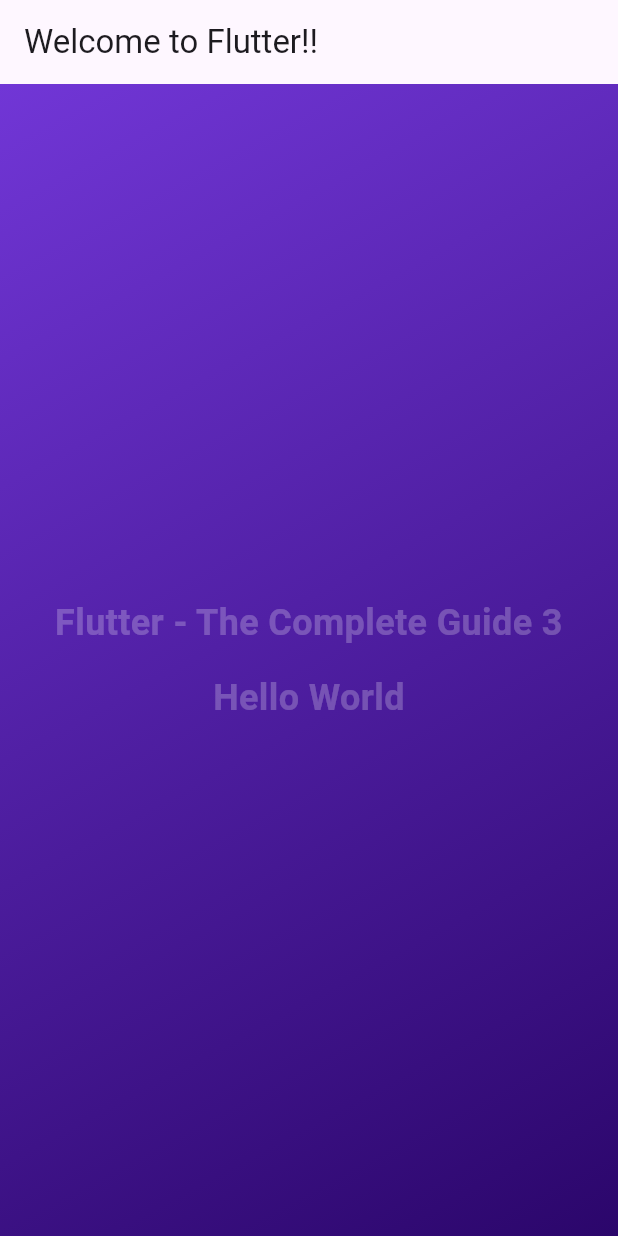
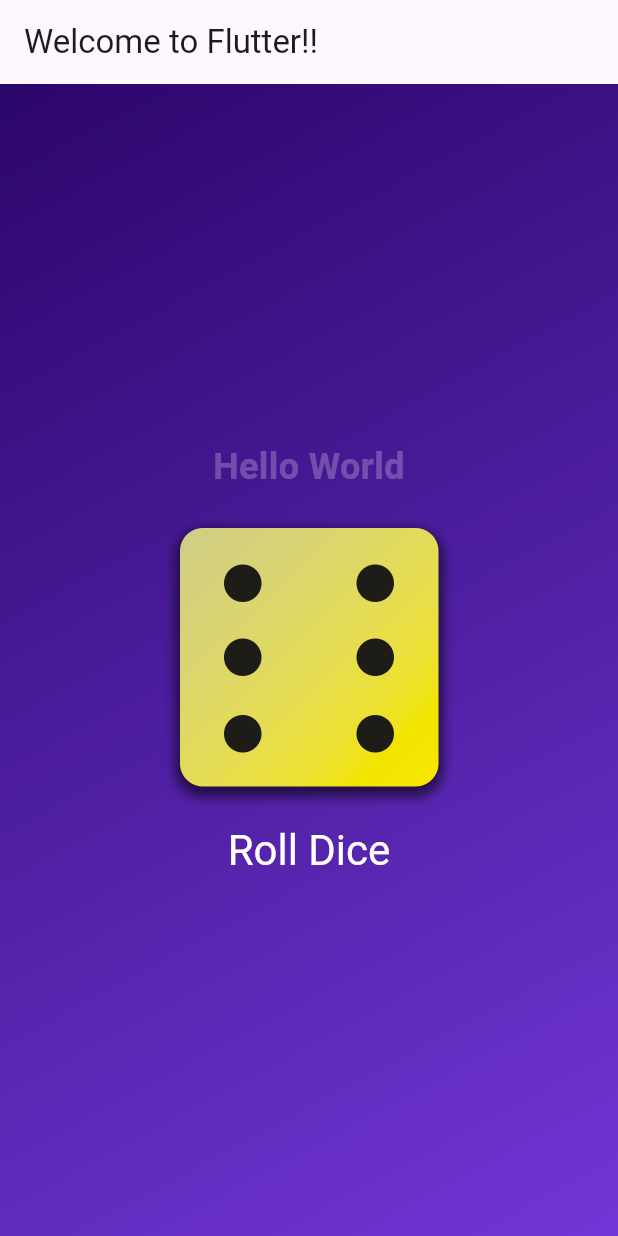
Before and after one commit to hokieknight/hello, a Flutter app: the screen it shows after launch, on a phone screen of 412 x 824 dp. Run offline on Flutter 3.47's test engine with Material 3 defaults, Android fonts, the phone set to English and light mode, and no system bars.

Commit message:
add dice roller

```diff
--- /dev/null
+++ b/lib/dice_roller.dart
@@ -0,0 +1,46 @@
+import 'dart:math';
+import 'package:flutter/material.dart';
+import 'package:hello/styled_text.dart';
+
+class DiceRoller extends StatefulWidget {
+  const DiceRoller({super.key});
+
+  @override
+  State<DiceRoller> createState() {
+    return _DiceRollerState();
+  }
+}
+
+class _DiceRollerState extends State<DiceRoller> {
+  final Random randomizer = Random();
+  int currentDiceRoll = 6;
+
+  void rollDice() {
+    setState(() {
+      currentDiceRoll = randomizer.nextInt(6) + 1;
+    });
+
+    print('Change dice image...');
+  }
+
+  @override
+  Widget build(BuildContext context) {
+    return Column(
+      mainAxisAlignment: MainAxisAlignment.center,
+      crossAxisAlignment: CrossAxisAlignment.center,
+      children: [
+        //const StyledText('Flutter - The Complete Guide 3'),
+        const StyledText('Hello World'),
+        const SizedBox(height: 10),
+        Image.asset('assets/images/dice-$currentDiceRoll.png', width: 200),
+        TextButton(
+            onPressed: rollDice,
+            style: TextButton.styleFrom(
+                padding: const EdgeInsets.only(top: 10),
+                foregroundColor: Colors.white,
+                textStyle: const TextStyle(fontSize: 28)),
+            child: const Text('Roll Dice')),
+      ],
+    );
+  }
+}
--- a/lib/gradient_container.dart
+++ b/lib/gradient_container.dart
@@ -1,5 +1,5 @@
 import 'package:flutter/material.dart';
-import 'package:hello/styled_text.dart';
+import 'package:hello/dice_roller.dart';
 
 class GradientContainer extends StatelessWidget {
   final List<Color> colors;
@@ -18,15 +18,6 @@ class GradientContainer extends StatelessWidget {
         ),
         width: double.infinity,
         padding: const EdgeInsets.all(12),
-      child: const Column(
-        mainAxisAlignment: MainAxisAlignment.center,
-        crossAxisAlignment: CrossAxisAlignment.center,
-        children: [
-          StyledText('Flutter - The Complete Guide 3'),
-          SizedBox(height: 16),
-          StyledText('Hello World'),
-        ],
-      ),
-    );
+        child: const DiceRoller());
   }
 }
--- a/lib/main.dart
+++ b/lib/main.dart
@@ -6,8 +6,8 @@ void main() {
 }
 
 const List<Color> bgColors = [
+  Color.fromARGB(255, 43, 6, 107),
   Color.fromARGB(255, 113, 54, 214),
-  Color.fromARGB(255, 43, 6, 107),
 ];
 
 class MyApp extends StatelessWidget {
```
Also changed, not shown: pubspec.yaml (+7 -3 lines), assets/images/dice-1.png (added), assets/images/dice-2.png (added), assets/images/dice-3.png (added), assets/images/dice-4.png (added), assets/images/dice-5.png (added), assets/images/dice-6.png (added). Lines whose indentation alone changed are shown as unchanged.
